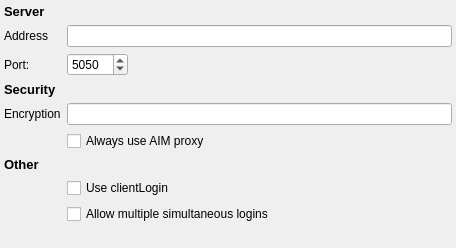
KDE/ktp-accounts-kcm, file haze/aim-server-settings-widget.ui: the form before one commit.
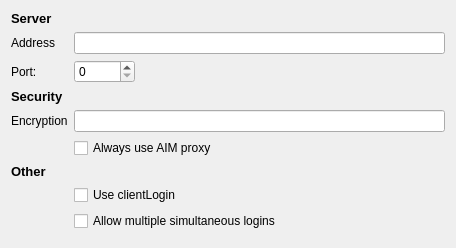
The form after the commit. Custom widgets are drawn as their Qt base class.

Commit message: minor code style changes. Also replaced a QVBoxLayout with QFormLayout in aim widgets

What changed in the file:
```diff
--- a/haze/aim-server-settings-widget.ui
+++ b/haze/aim-server-settings-widget.ui
@@ -13,11 +13,6 @@
   <property name="windowTitle">
    <string>Advanced Options</string>
   </property>
-  <layout class="QVBoxLayout" name="verticalLayout_4">
-   <property name="margin">
-    <number>4</number>
-   </property>
-   <item>
     <layout class="QFormLayout" name="formLayout">
      <property name="sizeConstraint">
       <enum>QLayout::SetMinimumSize</enum>
@@ -68,10 +63,7 @@
         </sizepolicy>
        </property>
        <property name="maximum">
-        <number>65536</number>
-       </property>
-       <property name="value">
-        <number>5050</number>
+      <number>65535</number>
        </property>
       </widget>
      </item>
@@ -142,21 +134,6 @@
         <string>Allow multiple simultaneous logins</string>
        </property>
       </widget>
-     </item>
-    </layout>
-   </item>
-   <item>
-    <spacer name="verticalSpacer">
-     <property name="orientation">
-      <enum>Qt::Vertical</enum>
-     </property>
-     <property name="sizeHint" stdset="0">
-      <size>
-       <width>20</width>
-       <height>0</height>
-      </size>
-     </property>
-    </spacer>
    </item>
   </layout>
  </widget>
```
Lines whose indentation alone changed are shown as unchanged. The commit also changes 6 other files.
